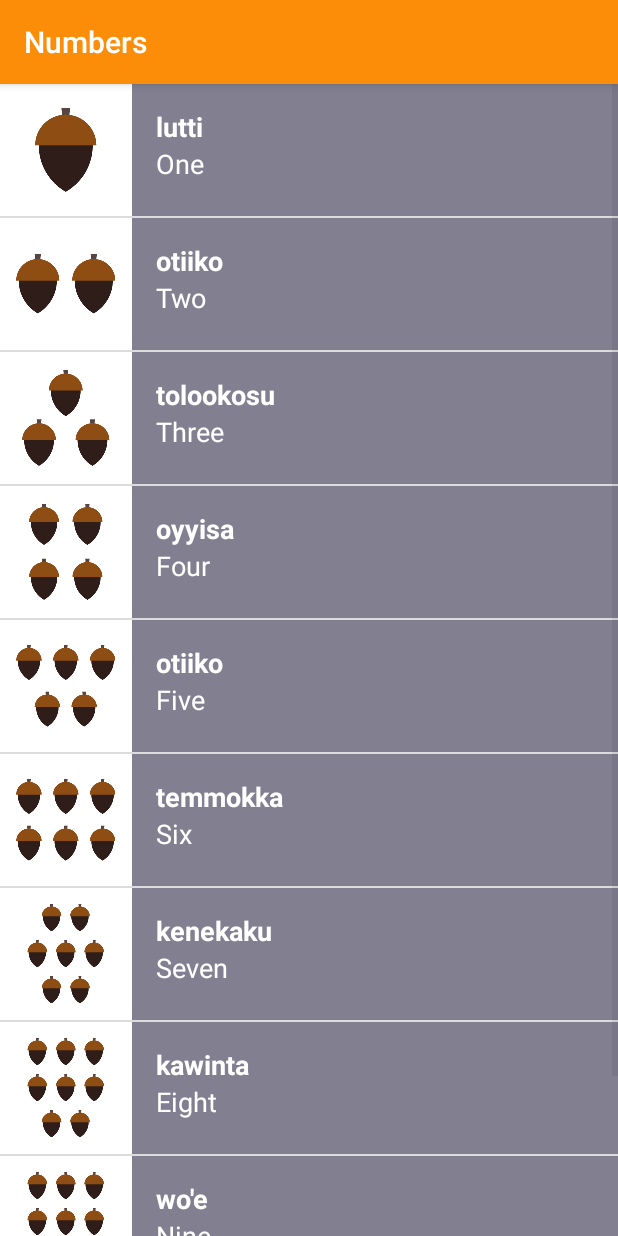
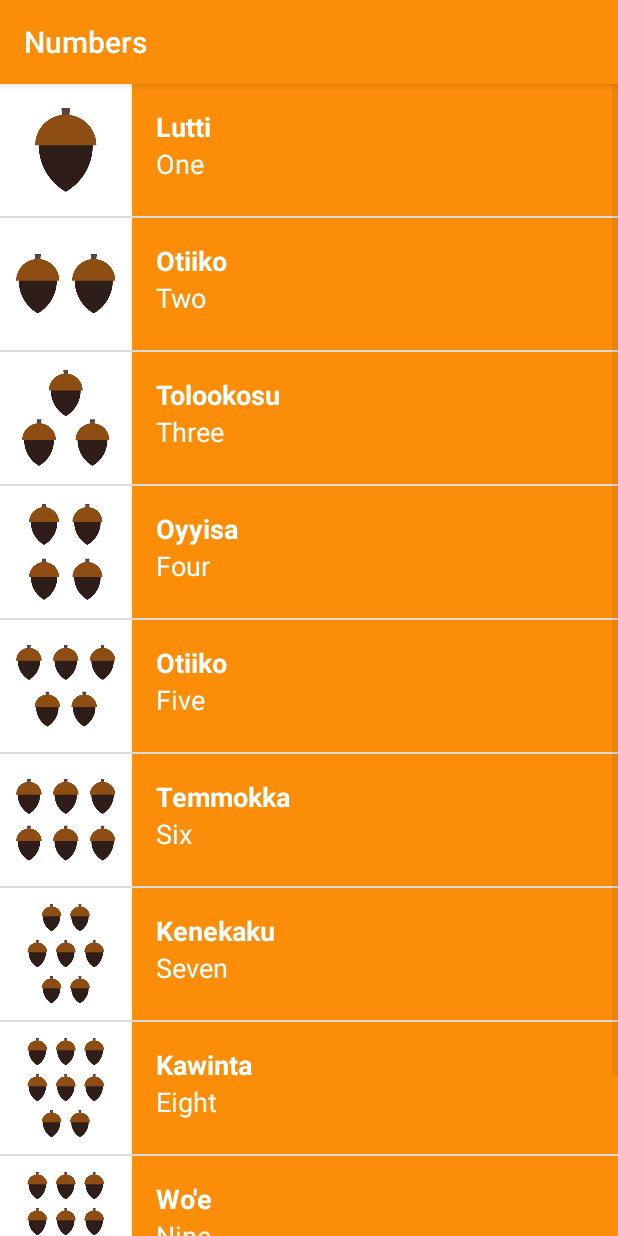
Before and after one commit to dheerajkotwani/MiwokApplication, an Android app: the Numbers screen opened directly, with no data from a screen before it, on a phone screen of 412 x 824 dp. Run offline under Robolectric (Android 15) with nearby library versions, the phone set to English and light mode, and no system bars.

Commit message:
Add Background Color to number activity

```diff
--- a/app/src/main/java/project/tronku/miwokapplication/Numbers.java
+++ b/app/src/main/java/project/tronku/miwokapplication/Numbers.java
@@ -25,18 +25,18 @@ public class Numbers extends AppCompatActivity {
 
         ArrayList<Word> words = new ArrayList<Word>();
 
-        words.add(new Word("One","lutti",R.drawable.number_one,R.color.number));
-        words.add(new Word("Two","otiiko",R.drawable.number_two,R.color.number));
-        words.add(new Word("Three","tolookosu",R.drawable.number_three,R.color.number));
-        words.add(new Word("Four","oyyisa",R.drawable.number_four,R.color.number));
-        words.add(new Word("Five","otiiko",R.drawable.number_five,R.color.number));
-        words.add(new Word("Six","temmokka",R.drawable.number_six,R.color.number));
-        words.add(new Word("Seven","kenekaku",R.drawable.number_seven,R.color.number));
-        words.add(new Word("Eight","kawinta",R.drawable.number_eight,R.color.number));
-        words.add(new Word("Nine","wo'e",R.drawable.number_nine,R.color.number));
-        words.add(new Word("Ten","na'aacha",R.drawable.number_ten,R.color.number));
+        words.add(new Word("One","Lutti",R.drawable.number_one));
+        words.add(new Word("Two","Otiiko",R.drawable.number_two));
+        words.add(new Word("Three","Tolookosu",R.drawable.number_three));
+        words.add(new Word("Four","Oyyisa",R.drawable.number_four));
+        words.add(new Word("Five","Otiiko",R.drawable.number_five));
+        words.add(new Word("Six","Temmokka",R.drawable.number_six));
+        words.add(new Word("Seven","Kenekaku",R.drawable.number_seven));
+        words.add(new Word("Eight","Kawinta",R.drawable.number_eight));
+        words.add(new Word("Nine","Wo'e",R.drawable.number_nine));
+        words.add(new Word("Ten","Na'aacha",R.drawable.number_ten));
 
-        WordAdapter itemsAdapter=new WordAdapter(this, words);
+        WordAdapter itemsAdapter=new WordAdapter(this, words, R.color.number);
 //        ArrayAdapter<Word> itemsAdapter=new ArrayAdapter<>(this,R.layout.list_layout,words);
         ListView listview=(ListView) findViewById(R.id.list);
         listview.setAdapter(itemsAdapter);
--- a/app/src/main/java/project/tronku/miwokapplication/Word.java
+++ b/app/src/main/java/project/tronku/miwokapplication/Word.java
@@ -8,9 +8,9 @@ public class Word {
     private String mMiwokTranslation;
 
 
-    public Word(String defaultTranslation, String miwokTranslation, Integer image, Integer backgroundColor){
+    public Word(String defaultTranslation, String miwokTranslation, Integer image){
         mImage = image;
-        TextLinearLayout = backgroundColor;
+//        TextLinearLayout = backgroundColor;
         mDefaultTranslation = defaultTranslation;
         mMiwokTranslation = miwokTranslation;
     }
@@ -23,7 +23,7 @@ public class Word {
     public Integer getImage(){
         return mImage;
     }
-    public Integer getBackground(){ return TextLinearLayout; }
+//    public Integer getBackground(){ return TextLinearLayout; }
     public boolean hasImage(){
         return mImage != NO_IMAGE_PROVIDED;
     }
--- a/app/src/main/java/project/tronku/miwokapplication/WordAdapter.java
+++ b/app/src/main/java/project/tronku/miwokapplication/WordAdapter.java
@@ -2,6 +2,7 @@ package project.tronku.miwokapplication;
 
 import android.app.Activity;
 import android.media.Image;
+import android.support.v4.content.ContextCompat;
 import android.view.LayoutInflater;
 import android.view.View;
 import android.view.ViewGroup;
@@ -14,12 +15,15 @@ import java.util.ArrayList;
 
 public class WordAdapter extends ArrayAdapter<Word> {
 
-    public WordAdapter(Activity context, ArrayList<Word> words) {
+    private int mColorResourceId;
+
+    public WordAdapter(Activity context, ArrayList<Word> words, int colorResourceId) {
         // Here, we initialize the ArrayAdapter's internal storage for the context and the list.
         // the second argument is used when the ArrayAdapter is populating a single TextView.
         // Because this is a custom adapter for two TextViews and an ImageView, the adapter is not
         // going to use this second argument, so it can be any value. Here, we used 0.
         super(context, 0, words);
+        mColorResourceId = colorResourceId;
     }
 
 
@@ -34,8 +38,8 @@ public class WordAdapter extends ArrayAdapter<Word> {
 
         Word currentWord = getItem(position);
 
-        LinearLayout background = (LinearLayout) listItemView.findViewById(R.id.linear_layout_text);
-        background.setBackgroundColor(currentWord.getBackground());
+//        LinearLayout background = (LinearLayout) listItemView.findViewById(R.id.linear_layout_text);
+//        background.setBackgroundColor(currentWord.getBackground());
 
         ImageView image=(ImageView) listItemView.findViewById(R.id.list_image);
         if(currentWord.hasImage()){
@@ -51,6 +55,10 @@ public class WordAdapter extends ArrayAdapter<Word> {
         TextView miwok= (TextView) listItemView.findViewById(R.id.miwok);
         miwok.setText(currentWord.getMiwokTranslation());
 
+        View textContainer = listItemView.findViewById(R.id.list_layout);
+        int color = ContextCompat.getColor(getContext(),mColorResourceId);
+        textContainer.setBackgroundColor(color);
+
         return listItemView;
     }
 
--- a/app/src/main/res/layout/list_layout.xml
+++ b/app/src/main/res/layout/list_layout.xml
@@ -5,7 +5,7 @@
     android:layout_width="match_parent"
     android:layout_height="88dp"
     android:orientation="horizontal"
-    android:id="@+id/linear_layout_text"
+    android:id="@+id/list_layout"
 
     >
     <ImageView
```
